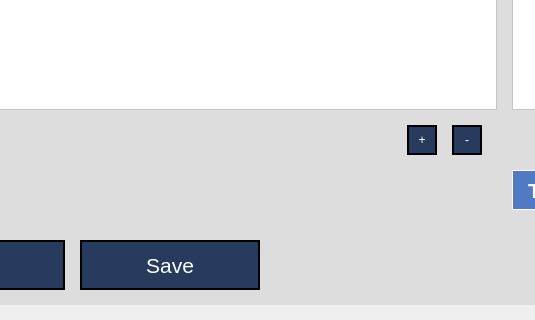
Before: the Qt Designer form App/UI/QT5_Generated_UI.ui in osuntp/ntp, drawn with Qt 5; both pictures show x 317 to 852 and y 460 to 780 of the 1470 by 780 pixel window.
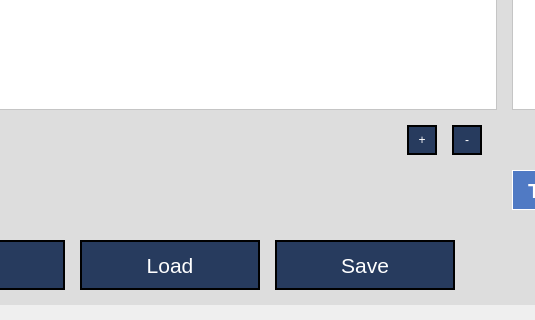
After: the same form once the commit is applied. The open tabs and pages were chosen to show the change. Custom widgets are drawn as their Qt base class.

Commit message: Added load button to config page. Implementation to come. Sidebar values now read "NA" if arduinos not connected.

The edit to the form file:
```diff
--- a/App/UI/QT5_Generated_UI.ui
+++ b/App/UI/QT5_Generated_UI.ui
@@ -3458,6 +3458,29 @@
               </property>
              </widget>
             </item>
+            <item>
+             <widget class="QPushButton" name="configuration_load_button">
+              <property name="minimumSize">
+               <size>
+                <width>180</width>
+                <height>50</height>
+               </size>
+              </property>
+              <property name="font">
+               <font>
+                <pointsize>16</pointsize>
+               </font>
+              </property>
+              <property name="styleSheet">
+               <string notr="true">color: rgb(255, 255, 255);
+background-color: rgb(39, 59, 94);
+border:2px solid black;</string>
+              </property>
+              <property name="text">
+               <string>Load</string>
+              </property>
+             </widget>
+            </item>
             <item>
              <widget class="QPushButton" name="configuration_save_button">
               <property name="sizePolicy">
```
Left out of the diff: 2 changed lines with no effect on the pictures. The commit also changes 3 other files.
